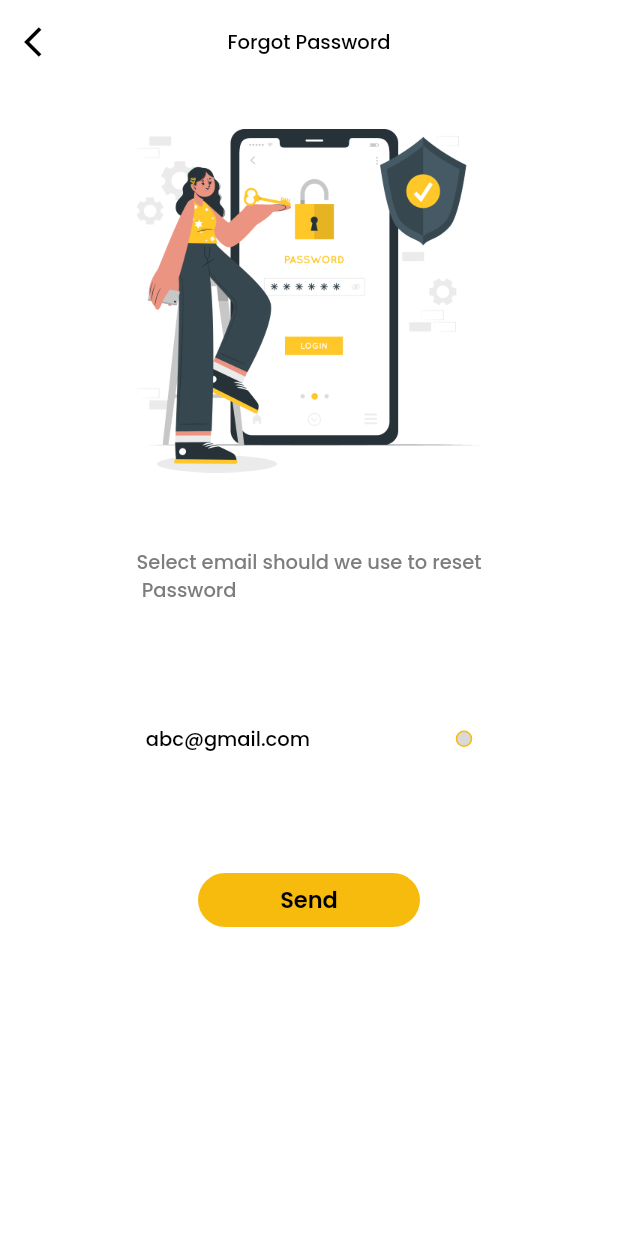
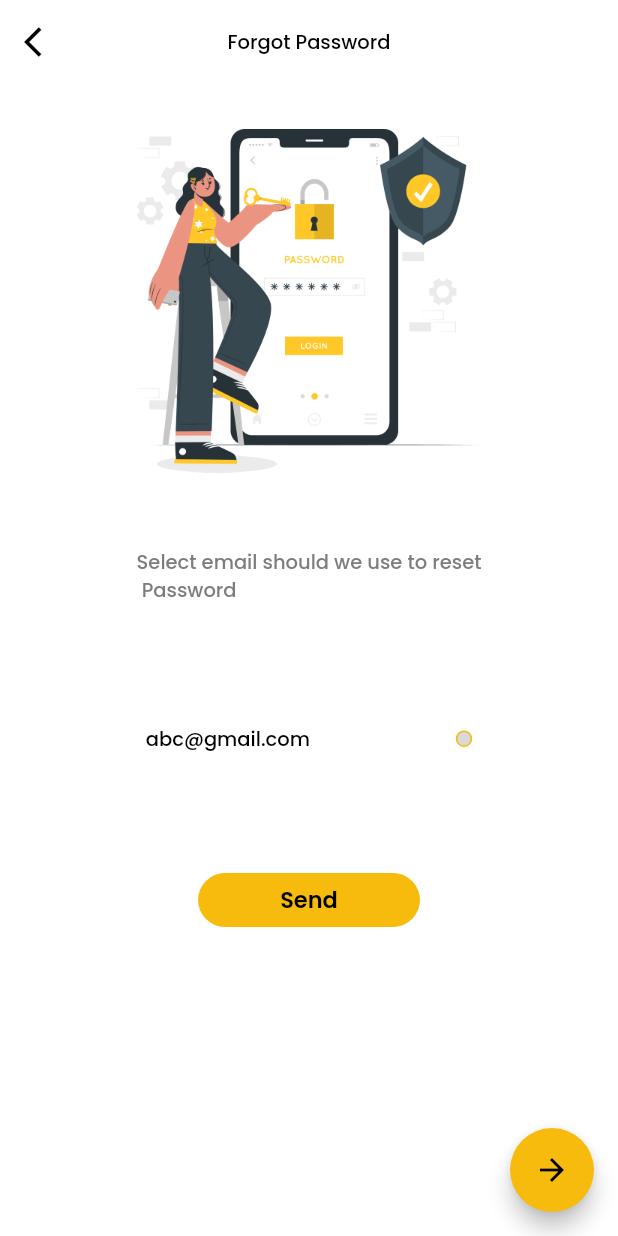
Before and after one commit to MuaazShafi/streetfood, a Flutter app: the ForgetPassword screen opened directly, on a phone screen of 412 x 824 dp. Run offline on Flutter 3.47's test engine with Material 2 defaults, Android fonts, the phone set to English and light mode, and no system bars; our stand-ins replace flutter_rating_bar, salomon_bottom_bar.

Commit message:
initial commit

```diff
--- a/lib/screen_forget_password.dart
+++ b/lib/screen_forget_password.dart
@@ -1,4 +1,5 @@
 import 'package:flutter/material.dart';
+import 'package:streetfood/screen_home.dart';
 
 class ForgetPassword extends StatelessWidget {
   const ForgetPassword({Key? key}) : super(key: key);
@@ -118,6 +119,17 @@ class ForgetPassword extends StatelessWidget {
             ),
           ],
         ),
+        floatingActionButton: FloatingActionButton(
+          onPressed: () {
+            Navigator.push(
+                context, MaterialPageRoute(builder: (context) => HomeScreen()));
+          },
+          backgroundColor: Color(0xffF7BB0E),
+          child: Icon(
+            Icons.arrow_forward,
+            color: Colors.black,
+          ),
+        ),
       ),
     );
   }
```
